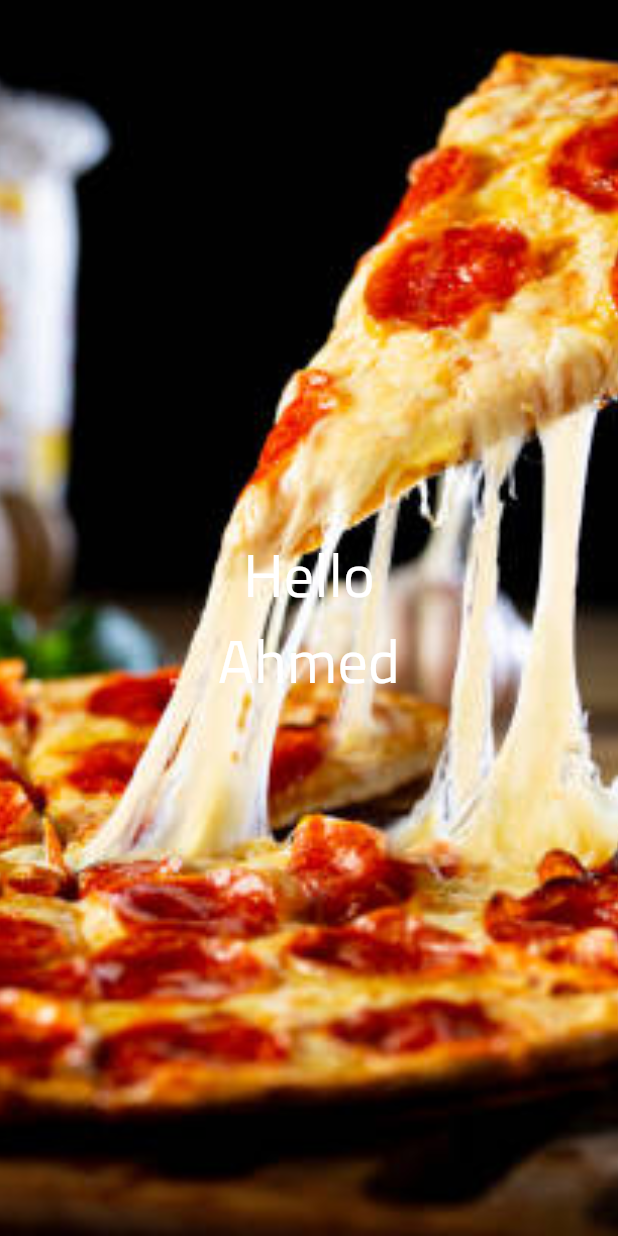
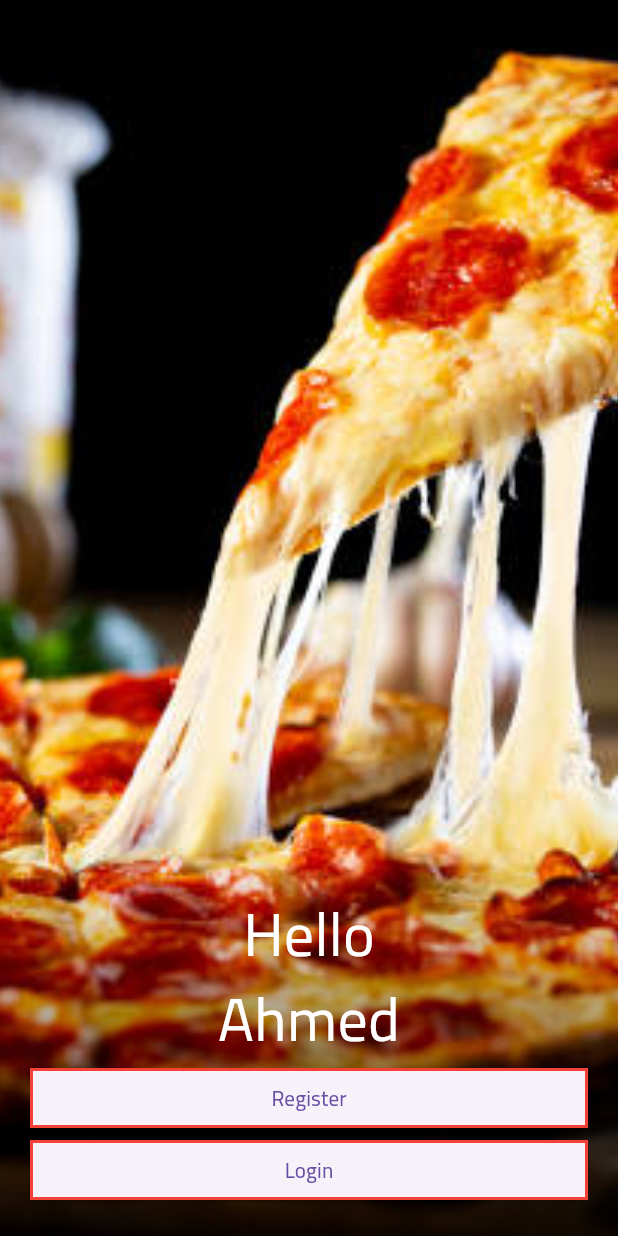
Before and after one commit to a-saber/NTI-Round3-Flutter, a Flutter app: the screen it shows after launch, on a phone screen of 412 x 824 dp. Run offline on Flutter 3.47's test engine with Material 3 defaults, Android fonts, the phone set to English and light mode, and no system bars.

Commit message:
stack with gradiant

```diff
--- a/lib/main.dart
+++ b/lib/main.dart
@@ -60,14 +60,27 @@ class TestImageView extends StatelessWidget {
   Widget build(BuildContext context) {
     return Scaffold(
       body: Stack(
-        alignment: Alignment.center,
+        alignment: Alignment.bottomCenter,
         children: [
           SizedBox.expand(
             child: Image.asset('assets/test.jpg',
               fit: BoxFit.cover,),
           ),
-          Column(
-            mainAxisAlignment: MainAxisAlignment.center,
+          Container(
+            padding: EdgeInsets.all(20),
+            decoration: BoxDecoration(
+              gradient: LinearGradient(
+                begin: Alignment.bottomCenter,
+                end: Alignment.topCenter,
+                colors:
+                [
+                  Colors.black.withAlpha(180),
+                  Colors.black.withAlpha(0),
+                ] )
+            ),
+            child: Column(
+              mainAxisSize: MainAxisSize.min,
+              mainAxisAlignment: MainAxisAlignment.end,
               children: [
                 Text('Hello',
                   style: TextStyle(
@@ -79,13 +92,45 @@ class TestImageView extends StatelessWidget {
                       fontSize: 40,
                       color: Colors.white
                   ),),
+                DefaultBTN(
+                  text: 'Register',
+                ),
+                DefaultBTN(
+                  text: 'Login',
+                ),
                ],
             ),
+          )
         ],
       ),
     );
   }
 }
+class DefaultBTN extends StatelessWidget {
+  const DefaultBTN({super.key, required this.text});
+
+  final String text;
+  @override
+  Widget build(BuildContext context) {
+    return SizedBox(
+        width: double.infinity,
+        child: ElevatedButton(
+            style: ElevatedButton.styleFrom(
+              shape: RoundedRectangleBorder(
+                borderRadius: BorderRadius.zero,
+                side: BorderSide(
+                  color: Colors.red,
+                  width: 2
+
+                )
+              )
+            ),
+            onPressed: (){}, child: Text(text)
+        )
+    );
+  }
+}
+
 
 class TestView extends StatefulWidget {
   TestView({super.key});
```
Lines whose indentation alone changed are shown as unchanged.
